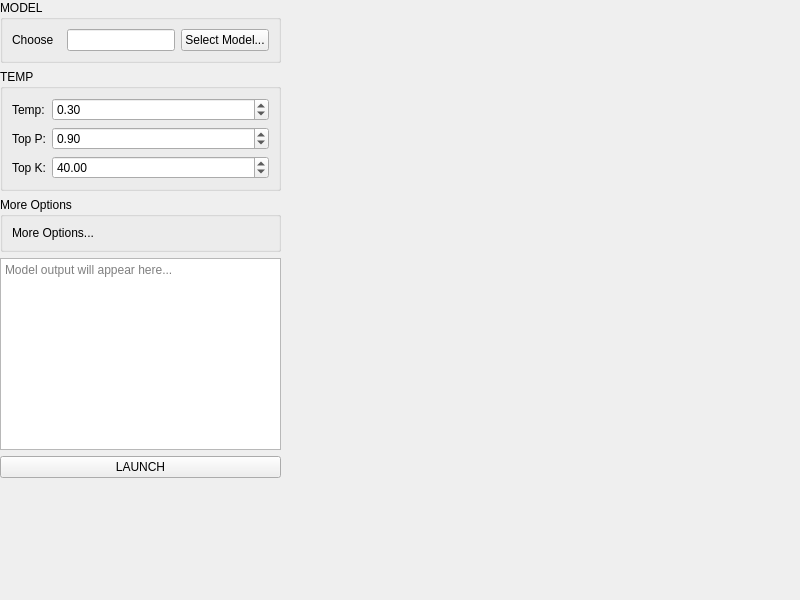
Old version of the form ui/llama_launch.ui in the repository NCCA/LLamaLauncher.
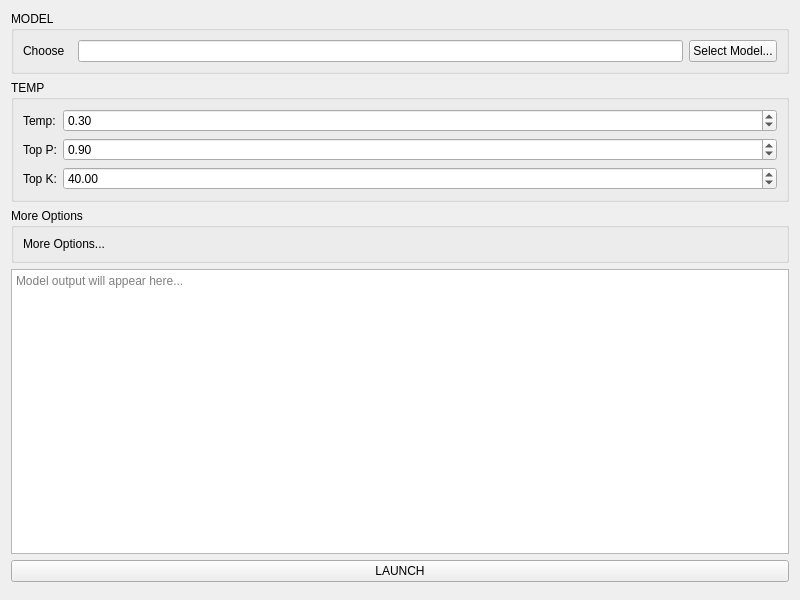
New version of the form.

Commit message: feat: update UI to be central widget and support resizing

```diff
--- a/ui/llama_launch.ui
+++ b/ui/llama_launch.ui
@@ -13,7 +13,6 @@
   <property name="windowTitle">
    <string>Llama Launch</string>
   </property>
-  <widget class="QWidget" name="centralwidget">
    <layout class="QVBoxLayout" name="verticalLayout">
     <item>
      <widget class="QGroupBox" name="model_group">
@@ -158,7 +157,6 @@
      </spacer>
     </item>
    </layout>
-  </widget>
  </widget>
  <resources />
  <connections />
```
Lines whose indentation alone changed are shown as unchanged. The commit also changes 2 other files.
